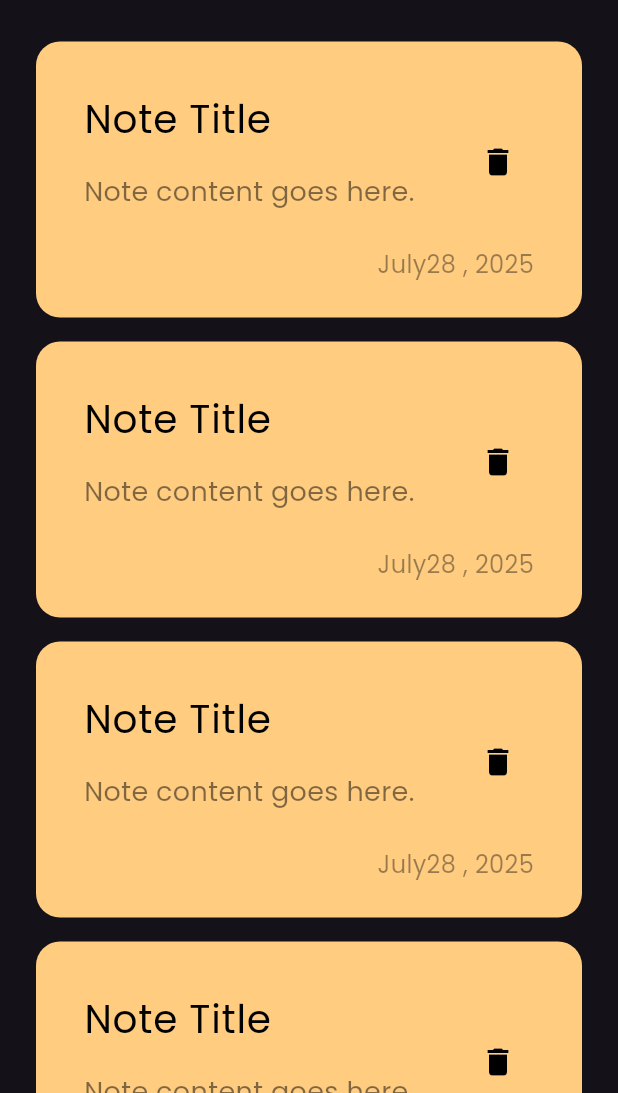
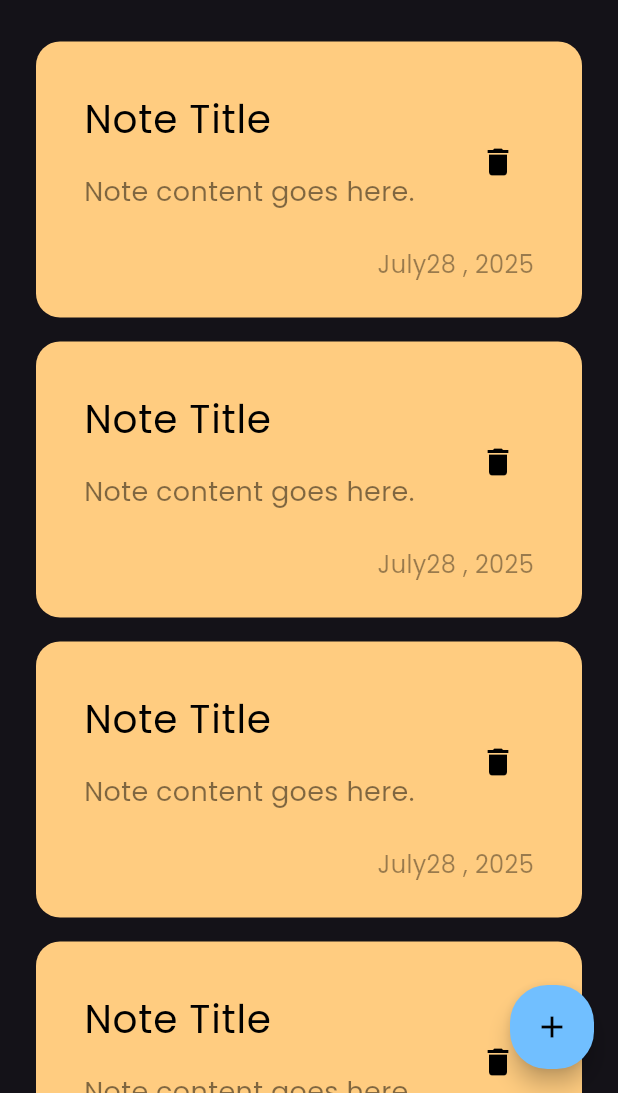
Before and after one commit to medo910/notes_app, a Flutter app: the screen it shows after launch, on a phone screen of 412 x 824 dp, the part 143-1236 px from its top. Run offline on Flutter 3.47's test engine with Material 3 defaults, Android fonts, the phone set to English and light mode, and no system bars.

Commit message:
add floating action button

```diff
--- a/lib/views/notes_view.dart
+++ b/lib/views/notes_view.dart
@@ -6,6 +6,14 @@ class NotesView extends StatelessWidget {
 
   @override
   Widget build(BuildContext context) {
-    return Scaffold(body: NotesViewBody());
+    return Scaffold(
+      body: NotesViewBody(),
+      floatingActionButton: FloatingActionButton(
+        onPressed: () {},
+        child: Icon(Icons.add, color: Colors.black),
+        backgroundColor: const Color.fromARGB(255, 113, 191, 255),
+        shape: RoundedRectangleBorder(borderRadius: BorderRadius.circular(25)),
+      ),
+    );
   }
 }
```
